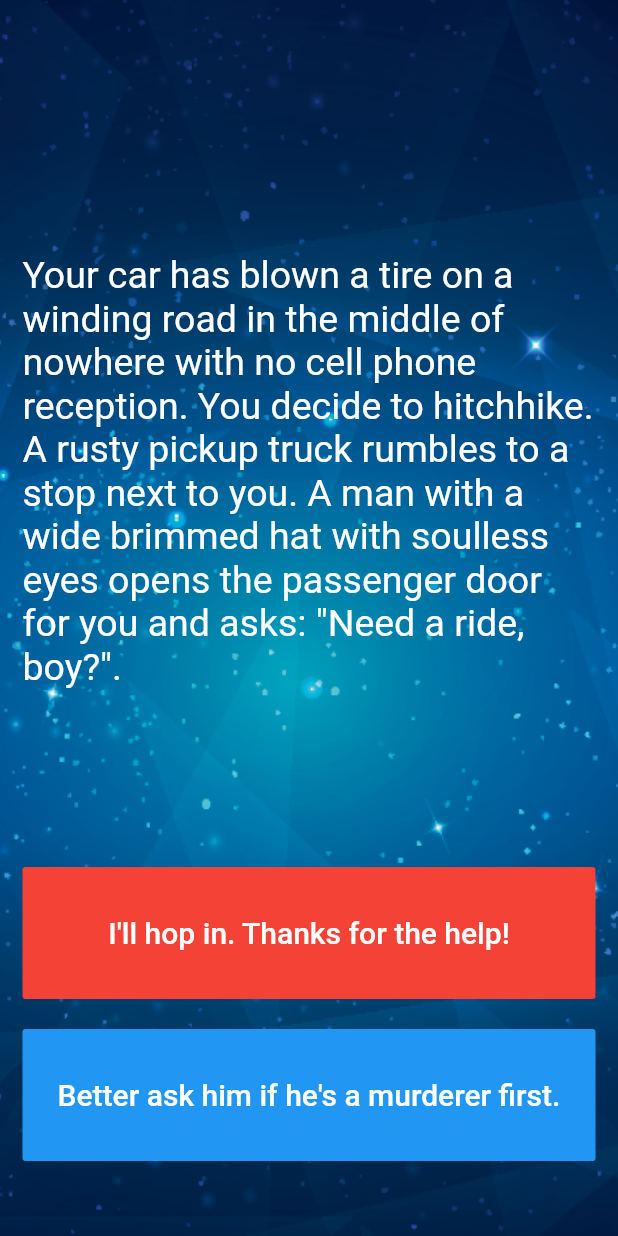
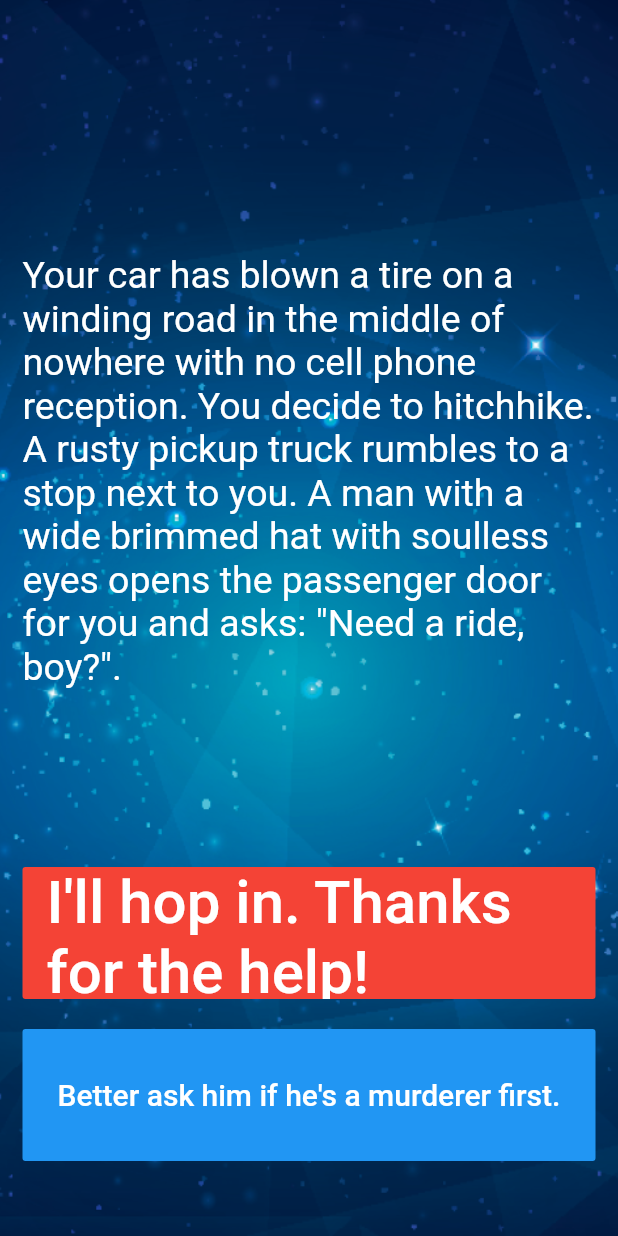
Before and after one commit to Afshin1992/Cov-19-detector, a Flutter app: the screen it shows after launch, on a phone screen of 412 x 824 dp. Run offline on Flutter 3.47's test engine with Material 2 defaults, Android fonts, the phone set to English and light mode, and no system bars.

Commit message:
UI improved

```diff
--- a/lib/main.dart
+++ b/lib/main.dart
@@ -66,7 +66,7 @@ class _StoryPageState extends State<StoryPage> {
                     //TODO: Step 13 - Use the storyBrain to get the text for choice 1.
                     storyBrain.getChoice1(),
                     style: TextStyle(
-                      fontSize: 20.0,
+                      fontSize: 40.0,
                     ),
                   ),
                 ),
```
